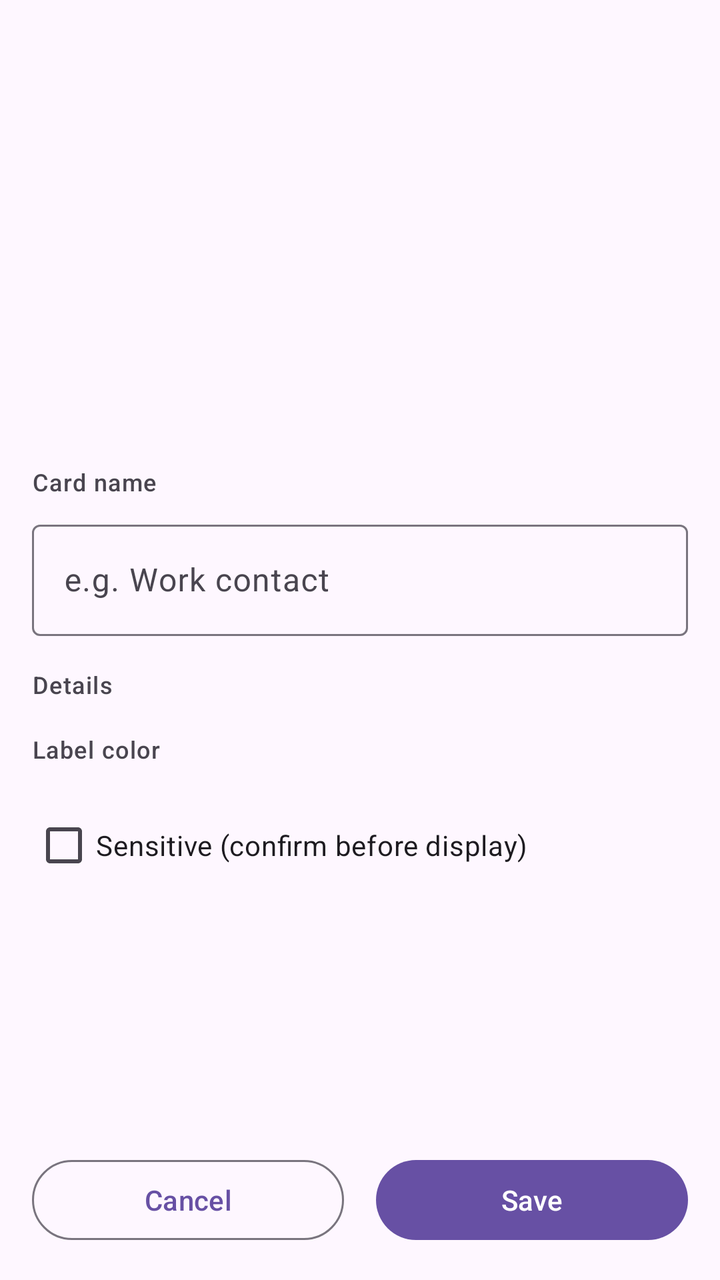
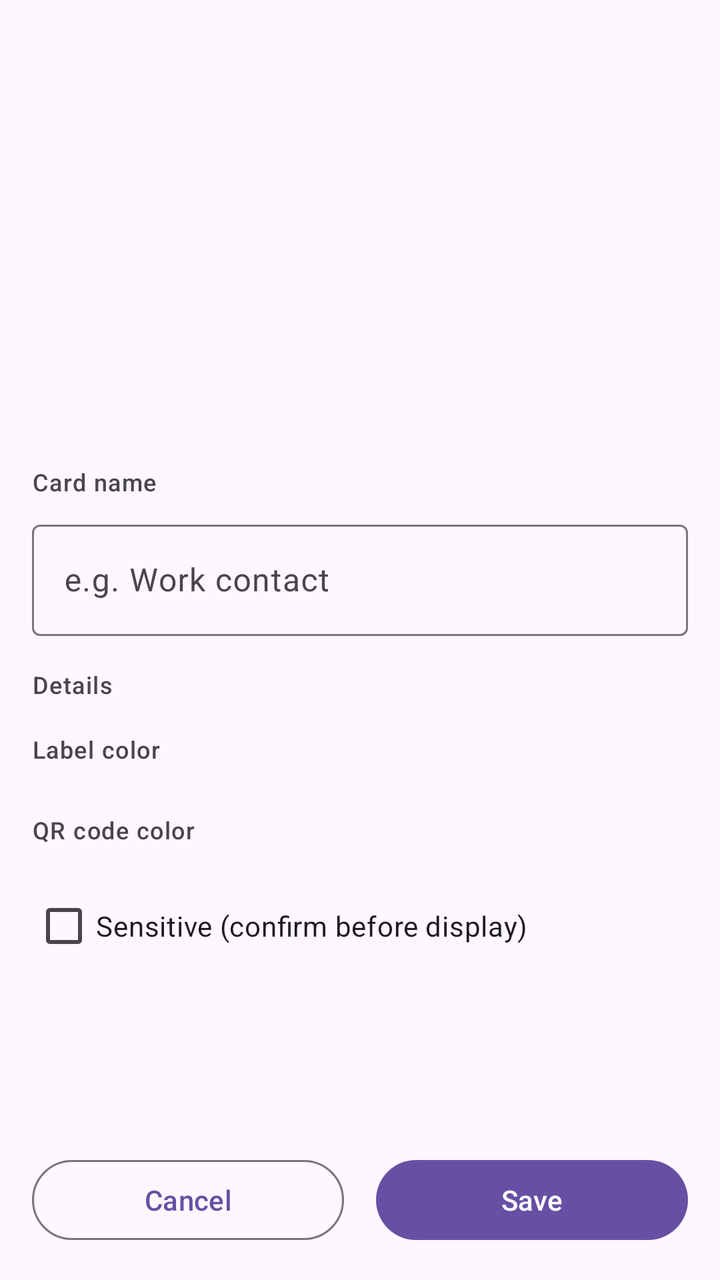

Screens rendered from an Android XML layout before and after an edit, with the pre-edit source and the edit as a unified diff.
<!-- AndroidManifest.xml: application theme Theme.QRCards -->
<!-- res/layout/activity_card_edit.xml -->
<?xml version="1.0" encoding="utf-8"?>
<LinearLayout xmlns:android="http://schemas.android.com/apk/res/android"
    xmlns:app="http://schemas.android.com/apk/res-auto"
    android:layout_width="match_parent"
    android:layout_height="match_parent"
    android:orientation="vertical">

    
    <com.google.android.material.appbar.MaterialToolbar
        android:id="@+id/toolbar"
        android:layout_width="match_parent"
        android:layout_height="?attr/actionBarSize" />

    <ScrollView
        android:layout_width="match_parent"
        android:layout_height="0dp"
        android:layout_weight="1">

        <LinearLayout
            android:layout_width="match_parent"
            android:layout_height="wrap_content"
            android:orientation="vertical"
            android:padding="16dp">

            
            <LinearLayout
                android:layout_width="match_parent"
                android:layout_height="wrap_content"
                android:minHeight="64dp"
                android:orientation="vertical">

                <TextView
                    android:id="@+id/typeTitle"
                    android:layout_width="wrap_content"
                    android:layout_height="wrap_content"
                    android:singleLine="true"
                    android:textAppearance="?attr/textAppearanceHeadlineSmall" />

                <TextView
                    android:id="@+id/typeDesc"
                    android:layout_width="wrap_content"
                    android:layout_height="wrap_content"
                    android:lines="2"
                    android:textAppearance="?attr/textAppearanceBodySmall" />
            </LinearLayout>

            
            <LinearLayout
                android:id="@+id/typeTabRowOuter"
                android:layout_width="match_parent"
                android:layout_height="wrap_content"
                android:layout_marginTop="8dp"
                android:orientation="horizontal">

                <HorizontalScrollView
                    android:id="@+id/typeTabStrip"
                    android:layout_width="0dp"
                    android:layout_height="wrap_content"
                    android:layout_weight="1"
                    android:scrollbars="none">

                    <LinearLayout
                        android:id="@+id/typeTabRow"
                        android:layout_width="wrap_content"
                        android:layout_height="wrap_content"
                        android:orientation="horizontal" />
                </HorizontalScrollView>

                <LinearLayout
                    android:id="@+id/typeMoreButton"
                    android:layout_width="wrap_content"
                    android:layout_height="wrap_content"
                    android:minHeight="64dp"
                    android:gravity="center"
                    android:orientation="vertical"
                    android:clickable="true"
                    android:focusable="true">

                    <ImageView
                        android:id="@+id/typeMoreIcon"
                        android:layout_width="30dp"
                        android:layout_height="30dp"
                        android:contentDescription="@string/more_types" />
                </LinearLayout>
            </LinearLayout>

            
            <TextView
                android:layout_width="wrap_content"
                android:layout_height="wrap_content"
                android:layout_marginTop="16dp"
                android:text="@string/card_name"
                android:textAppearance="?attr/textAppearanceLabelMedium" />

            <com.google.android.material.textfield.TextInputLayout
                android:id="@+id/cardNameLayout"
                android:layout_width="match_parent"
                android:layout_height="wrap_content"
                android:layout_marginTop="8dp"
                app:boxBackgroundMode="outline">

                <com.google.android.material.textfield.TextInputEditText
                    android:id="@+id/cardNameInput"
                    android:layout_width="match_parent"
                    android:layout_height="wrap_content"
                    android:hint="@string/card_name_hint"
                    android:inputType="textCapWords"
                    android:imeOptions="actionNext" />
            </com.google.android.material.textfield.TextInputLayout>

            <TextView
                android:layout_width="wrap_content"
                android:layout_height="wrap_content"
                android:layout_marginTop="16dp"
                android:text="@string/details"
                android:textAppearance="?attr/textAppearanceLabelMedium" />

            <LinearLayout
                android:id="@+id/formContainer"
                android:layout_width="match_parent"
                android:layout_height="wrap_content"
                android:orientation="vertical" />

            <TextView
                android:id="@+id/wifiNote"
                android:layout_width="match_parent"
                android:layout_height="wrap_content"
                android:layout_marginTop="8dp"
                android:text="@string/wifi_plaintext_note"
                android:textAppearance="?attr/textAppearanceBodySmall"
                android:textColor="?attr/colorError"
                android:visibility="gone" />

            <TextView
                android:layout_width="wrap_content"
                android:layout_height="wrap_content"
                android:layout_marginTop="16dp"
                android:text="@string/label_color"
                android:textAppearance="?attr/textAppearanceLabelMedium" />

            <LinearLayout
                android:id="@+id/colorRow"
                android:layout_width="match_parent"
                android:layout_height="wrap_content"
                android:layout_marginTop="8dp"
                android:gravity="center_vertical"
                android:orientation="horizontal" />

            <com.google.android.material.checkbox.MaterialCheckBox
                android:id="@+id/sensitiveCheck"
                android:layout_width="wrap_content"
                android:layout_height="wrap_content"
                android:layout_marginTop="8dp"
                android:text="@string/sensitive_check" />
        </LinearLayout>
    </ScrollView>

    
    <LinearLayout
        android:layout_width="match_parent"
        android:layout_height="wrap_content"
        android:orientation="horizontal"
        android:padding="16dp">

        <com.google.android.material.button.MaterialButton
            android:id="@+id/cancelButton"
            style="@style/Widget.Material3.Button.OutlinedButton"
            android:layout_width="0dp"
            android:layout_height="wrap_content"
            android:layout_marginEnd="8dp"
            android:layout_weight="1"
            android:text="@string/cancel" />

        <com.google.android.material.button.MaterialButton
            android:id="@+id/saveButton"
            android:layout_width="0dp"
            android:layout_height="wrap_content"
            android:layout_marginStart="8dp"
            android:layout_weight="1"
            android:text="@string/save" />
    </LinearLayout>
</LinearLayout>
<!-- resources referenced by this layout -->
<resources>
  <string name="cancel">Cancel</string>
  <string name="card_name">Card name</string>
  <string name="card_name_hint">e.g. Work contact</string>
  <string name="details">Details</string>
  <string name="label_color">Label color</string>
  <string name="more_types">More</string>
  <string name="save">Save</string>
  <string name="sensitive_check">Sensitive (confirm before display)</string>
  <string name="wifi_plaintext_note">The password is baked into the QR code as plain text — anyone who scans it can read it. Use a guest network, never your main LAN password.</string>
  <style name="Theme.QRCards" parent="Theme.Material3.DayNight.NoActionBar" />
</resources>

<!-- the commit's change to res/layout/activity_card_edit.xml (unified diff, before → after) -->
@@ -146,6 +146,21 @@
                 android:gravity="center_vertical"
                 android:orientation="horizontal" />
 
+            <TextView
+                android:layout_width="wrap_content"
+                android:layout_height="wrap_content"
+                android:layout_marginTop="16dp"
+                android:text="@string/qr_color"
+                android:textAppearance="?attr/textAppearanceLabelMedium" />
+
+            <LinearLayout
+                android:id="@+id/qrColorRow"
+                android:layout_width="match_parent"
+                android:layout_height="wrap_content"
+                android:layout_marginTop="8dp"
+                android:gravity="center_vertical"
+                android:orientation="horizontal" />
+
             <com.google.android.material.checkbox.MaterialCheckBox
                 android:id="@+id/sensitiveCheck"
                 android:layout_width="wrap_content"
<!-- resource entries referenced after the edit -->
@@ -6,6 +6,7 @@
   <string name="details">Details</string>
   <string name="label_color">Label color</string>
   <string name="more_types">More</string>
+  <string name="qr_color">QR code color</string>
   <string name="save">Save</string>
   <string name="sensitive_check">Sensitive (confirm before display)</string>
   <string name="wifi_plaintext_note">The password is baked into the QR code as plain text — anyone who scans it can read it. Use a guest network, never your main LAN password.</string>
